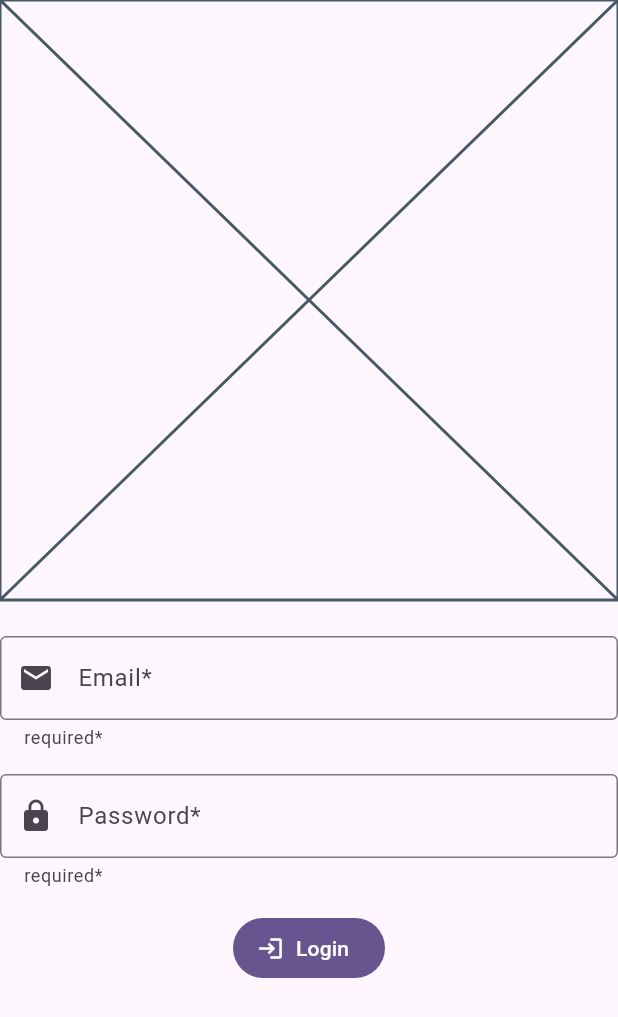
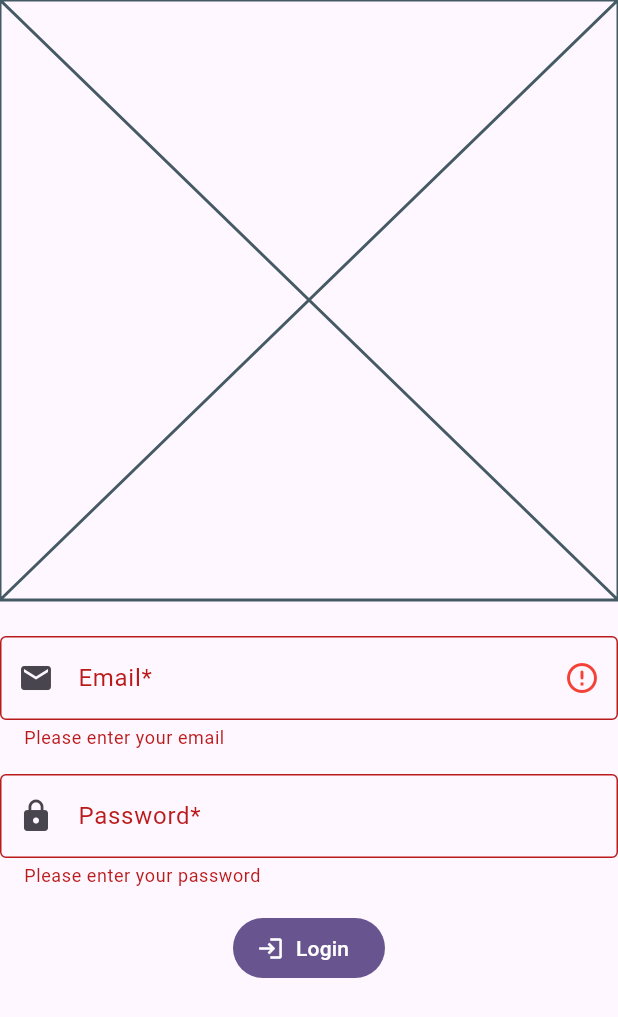
Before and after one commit to WWology/yjm_wedding_guest_management, a Flutter app: the screen it shows after launch, after a tap on "Login", on a phone screen of 412 x 824 dp. Shown: the top 1017 px of the screen. Run offline on Flutter 3.47's test engine with Material 3 defaults, Android fonts, the phone set to English and light mode, and no system bars; our stand-ins replace firebase_auth, firebase_core, flutter_bloc, freezed_annotation, go_router, google_sign_in and 1 more; accounts and stored records are empty; generated files the repository leaves out were written again; statements that could not run were skipped.

Commit message:
finish login form logic

```diff
--- a/lib/modules/auth/bloc/auth_bloc.dart
+++ b/lib/modules/auth/bloc/auth_bloc.dart
@@ -39,10 +39,12 @@ class AuthBloc extends Bloc<AuthEvent, AuthState> {
     Emitter<AuthState> emit,
   ) async {
     try {
+      emit(const .loading());
       await _authService.loginWithEmailAndPassword(
         email: event.email,
         password: event.password,
       );
+      emit(.authenticated(_authService.currentUser!));
     } on LoginWithEmailAndPasswordFailure catch (e) {
       emit(.unauthenticated(message: e.message));
     }
@@ -52,6 +54,7 @@ class AuthBloc extends Bloc<AuthEvent, AuthState> {
     LogOutRequested event,
     Emitter<AuthState> emit,
   ) async {
+    emit(const .loading());
     await _authService.logOut();
     emit(const .unauthenticated());
   }
--- a/lib/pages/login/widgets/login_form.dart
+++ b/lib/pages/login/widgets/login_form.dart
@@ -1,6 +1,7 @@
 import 'package:flutter/material.dart';
 import 'package:flutter_bloc/flutter_bloc.dart';
 
+import '../../../routes.dart';
 import '../../../modules/auth/auth.dart';
 
 class LoginForm extends StatelessWidget {
@@ -110,15 +111,41 @@ class LoginForm extends StatelessWidget {
             ),
             const SizedBox(height: 16),
             // Login Button
-            Builder(
+            BlocConsumer<AuthBloc, AuthState>(
+              listenWhen: (previous, current) => previous is Loading,
+              listener: (context, state) {
+                if (state case Unauthenticated(
+                  :final message,
+                ) when message != null) {
+                  ScaffoldMessenger.of(
+                    context,
+                  ).showSnackBar(SnackBar(content: Text(message)));
+                } else if (state is Authenticated) {
+                  HomeRoute().go(context);
+                }
+              },
+              builder: (context, state) {
+                if (state is Loading) {
+                  return const CircularProgressIndicator();
+                }
+
+                return Builder(
                   builder: (context) {
                     return FilledButton.icon(
                       onPressed: () {
                         final formState = Form.of(context);
+                        if (formState.validate()) {
+                          formState.save();
+                          context.read<AuthBloc>().add(
+                            .loginRequested(email: email!, password: password!),
+                          );
+                        }
                       },
                       label: const Text('Login'),
                       icon: const Icon(Icons.login),
                       style: ButtonStyle(),
+                    );
+                  },
                 );
               },
             ),
```
Lines whose indentation alone changed are shown as unchanged.
